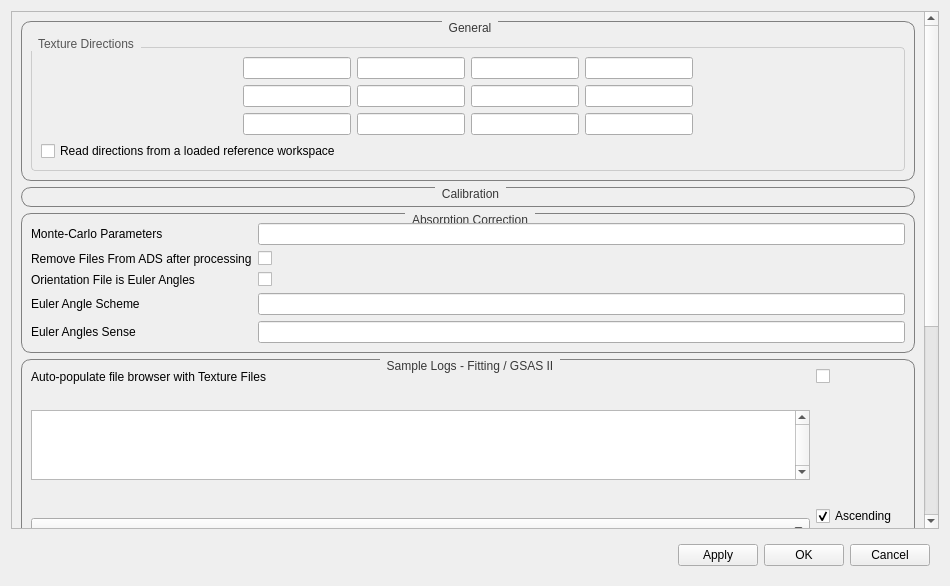
This is qt/python/mantidqtinterfaces/mantidqtinterfaces/Engineering/gui/engineering_diffraction/settings/settings_widget.ui in mantidproject/mantid as Qt 5 draws it before an edit. The edited form follows.
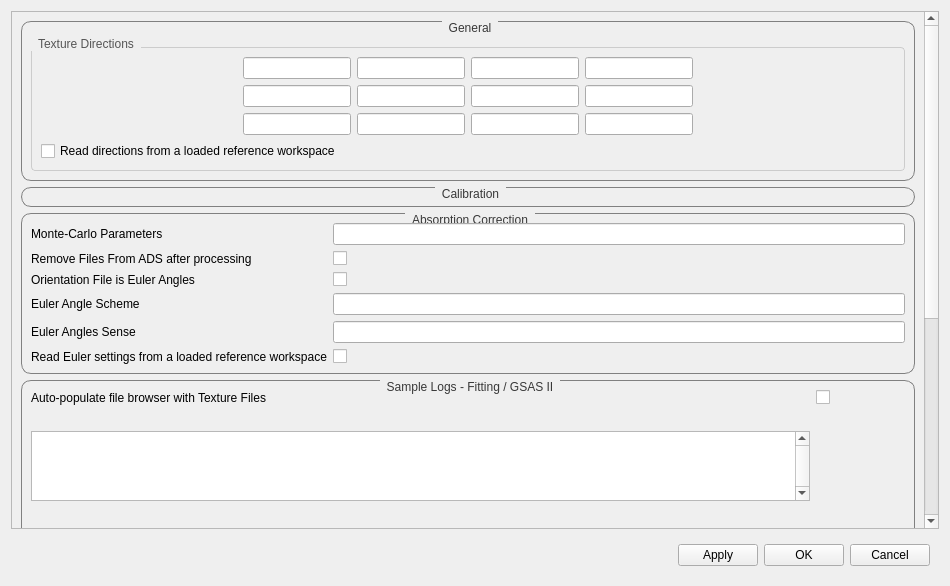
This is the edited form. Custom widgets are drawn as their Qt base class.

```diff
--- a/qt/python/mantidqtinterfaces/mantidqtinterfaces/Engineering/gui/engineering_diffraction/settings/settings_widget.ui
+++ b/qt/python/mantidqtinterfaces/mantidqtinterfaces/Engineering/gui/engineering_diffraction/settings/settings_widget.ui
@@ -391,6 +391,20 @@
           </property>
          </widget>
         </item>
+         <item row="6" column="2">
+         <widget class="QCheckBox" name="readEulerFromRef_checkBox">
+          <property name="text">
+           <string/>
+          </property>
+         </widget>
+        </item>
+        <item row="6" column="1">
+         <widget class="QLabel" name="label_readEulerFromRef">
+          <property name="text">
+           <string>Read Euler settings from a loaded reference workspace</string>
+          </property>
+         </widget>
+        </item>
      </layout>
     </widget>
    </item>
```
